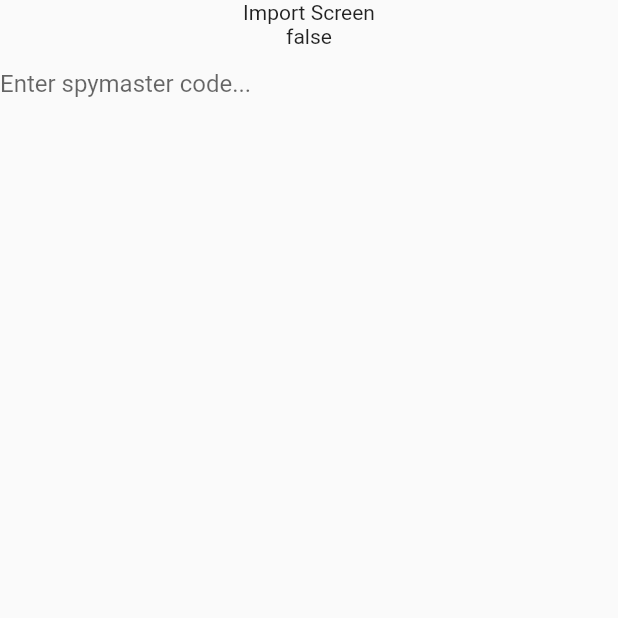
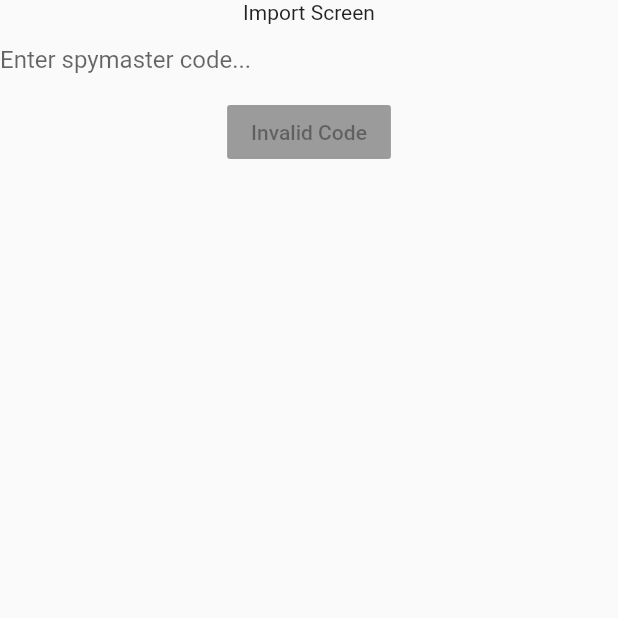
Before and after one commit to ImperialOctopus/codenames-offline, a Flutter app: the ImportScreen screen opened by its route, on a phone screen of 412 x 824 dp, the top half of it. Run offline on Flutter 3.47's test engine with Material 2 defaults, Android fonts, the phone set to English and light mode, and no system bars; our stand-ins replace bloc, equatable, flutter_bloc; missing offline and left inert: baseconvert.

Commit message:
Make invalid code state a differenct class

```diff
--- a/lib/bloc/code_import/code_import_state.dart
+++ b/lib/bloc/code_import/code_import_state.dart
@@ -1,21 +1,23 @@
 import 'package:equatable/equatable.dart';
-import 'package:meta/meta.dart';
+
+import '../../model/card_affiliation.dart';
 
 abstract class CodeImportState extends Equatable {
-  final String string;
-  final bool valid;
-
-  const CodeImportState({@required this.string, @required this.valid});
+  const CodeImportState();
 
   @override
-  List<Object> get props => [string, valid];
+  List<Object> get props => [];
 }
 
-class CodeImportStateEmpty extends CodeImportState {
-  const CodeImportStateEmpty() : super(string: '', valid: false);
+class CodeImportStateInvalid extends CodeImportState {
+  const CodeImportStateInvalid();
 }
 
-class CodeImportStateFilled extends CodeImportState {
-  const CodeImportStateFilled({String string, bool valid})
-      : super(string: string, valid: valid);
+class CodeImportStateValid extends CodeImportState {
+  final List<CardAffiliation> list;
+
+  const CodeImportStateValid(this.list);
+
+  @override
+  List<Object> get props => [list];
 }
--- a/lib/codenames_app.dart
+++ b/lib/codenames_app.dart
@@ -7,6 +7,7 @@ import 'screen/export_screen.dart';
 import 'screen/import_screen.dart';
 import 'screen/menu_screen.dart';
 import 'screen/play_screen.dart';
+import 'screen/spymaster_screen.dart';
 import 'service/new_game_service.dart';
 import 'service/secret_code_service.dart';
 import 'theme/theme.dart';
@@ -67,8 +68,9 @@ class _AppViewState extends State<AppView> {
       home: MenuScreen(),
       routes: <String, WidgetBuilder>{
         '/play': (var context) => PlayScreen(),
+        '/export': (var context) => ExportScreen(),
         '/import': (var context) => ImportScreen(),
-        '/export': (var context) => ExportScreen(),
+        '/spymaster': (var context) => SpymasterScreen(),
       },
     );
   }
--- a/lib/screen/import_screen.dart
+++ b/lib/screen/import_screen.dart
@@ -13,11 +13,6 @@ class ImportScreen extends StatelessWidget {
         child: Column(
           children: [
             Text('Import Screen'),
-            BlocBuilder<CodeImportBloc, CodeImportState>(
-                bloc: BlocProvider.of<CodeImportBloc>(context),
-                builder: (var context, state) {
-                  return Text(state.valid.toString());
-                }),
             TextField(
               decoration: InputDecoration(
                   border: InputBorder.none,
@@ -25,6 +20,22 @@ class ImportScreen extends StatelessWidget {
               onChanged: (string) => BlocProvider.of<CodeImportBloc>(context)
                   .add(CodeImportEventChanged(string)),
             ),
+            BlocBuilder<CodeImportBloc, CodeImportState>(
+                bloc: BlocProvider.of<CodeImportBloc>(context),
+                builder: (var context, state) {
+                  if (state is CodeImportStateValid) {
+                    return RaisedButton(
+                      onPressed: () =>
+                          Navigator.of(context).pushNamed('/spymaster'),
+                      child: Text('View Board'),
+                    );
+                  } else {
+                    return RaisedButton(
+                      onPressed: null,
+                      child: Text('Invalid Code'),
+                    );
+                  }
+                }),
           ],
         ),
       ),
```
Also changed, not shown: lib/bloc/code_import/code_import_bloc.dart (+6 -6 lines), lib/screen/spymaster_screen.dart (added, +48 -0 lines).
